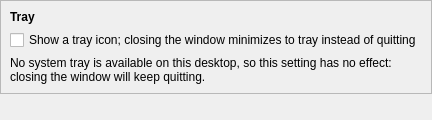
Qt form packages/rehuco-agent/src/rehuco_agent/settings/ui/system_integration_page.ui (borco/rehuco) before a commit.
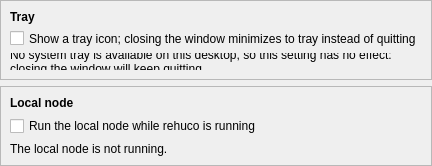
The same form after that commit.

Commit message: refs #506: feat: the local node as a child of the agent -- heartbeat process, NodeHost, Enable checkbox

Patch:
```diff
--- a/packages/rehuco-agent/src/rehuco_agent/settings/ui/system_integration_page.ui
+++ b/packages/rehuco-agent/src/rehuco_agent/settings/ui/system_integration_page.ui
@@ -73,6 +73,56 @@
      </layout>
     </widget>
    </item>
+   <item>
+    <widget class="QFrame" name="node_frame">
+     <property name="sizePolicy">
+      <sizepolicy hsizetype="Preferred" vsizetype="Maximum">
+       <horstretch>0</horstretch>
+       <verstretch>0</verstretch>
+      </sizepolicy>
+     </property>
+     <property name="frameShape">
+      <enum>QFrame::Shape::StyledPanel</enum>
+     </property>
+     <property name="frameShadow">
+      <enum>QFrame::Shadow::Raised</enum>
+     </property>
+     <layout class="QVBoxLayout" name="node_frame_layout">
+      <item>
+       <widget class="QLabel" name="node_frame_label">
+        <property name="font">
+         <font>
+          <bold>true</bold>
+         </font>
+        </property>
+        <property name="text">
+         <string>Local node</string>
+        </property>
+       </widget>
+      </item>
+      <item>
+       <widget class="QCheckBox" name="node_enabled_check_box">
+        <property name="text">
+         <string>Run the local node while rehuco is running</string>
+        </property>
+        <property name="toolTip">
+         <string>Started a few seconds after the window, as this user, and stopped when rehuco quits; it keeps running while rehuco sits in the tray</string>
+        </property>
+       </widget>
+      </item>
+      <item>
+       <widget class="QLabel" name="node_status_label">
+        <property name="wordWrap">
+         <bool>true</bool>
+        </property>
+        <property name="text">
+         <string>The local node is not running.</string>
+        </property>
+       </widget>
+      </item>
+     </layout>
+    </widget>
+   </item>
    <item>
     <spacer name="bottom_spacer">
      <property name="orientation">
```
The commit also changes 34 other files.
